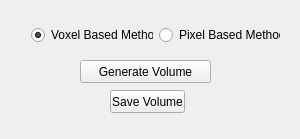
The window that VolumeReconstructionWidget.ui (FubuFabian/Volume-Reconstruction) describes before a commit, drawn with Qt 5.
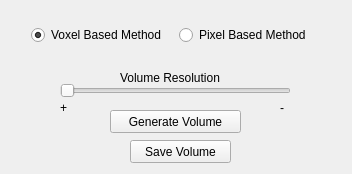
The same window after the commit.

Commit message: Volume Resolution Slider

The edit to the form file:
```diff
--- a/VolumeReconstructionWidget.ui
+++ b/VolumeReconstructionWidget.ui
@@ -6,8 +6,8 @@
    <rect>
     <x>0</x>
     <y>0</y>
-    <width>300</width>
-    <height>139</height>
+    <width>352</width>
+    <height>174</height>
    </rect>
   </property>
   <property name="windowTitle">
@@ -16,8 +16,8 @@
   <widget class="QPushButton" name="generate">
    <property name="geometry">
     <rect>
-     <x>80</x>
-     <y>60</y>
+     <x>110</x>
+     <y>110</y>
      <width>131</width>
      <height>23</height>
     </rect>
@@ -29,9 +29,9 @@
   <widget class="QPushButton" name="save">
    <property name="geometry">
     <rect>
-     <x>110</x>
-     <y>90</y>
-     <width>75</width>
+     <x>130</x>
+     <y>140</y>
+     <width>101</width>
      <height>23</height>
     </rect>
    </property>
@@ -44,7 +44,7 @@
     <rect>
      <x>20</x>
      <y>10</y>
-     <width>271</width>
+     <width>312</width>
      <height>51</height>
     </rect>
    </property>
@@ -68,6 +68,58 @@
     </item>
    </layout>
   </widget>
+  <widget class="QSlider" name="resolution">
+   <property name="geometry">
+    <rect>
+     <x>60</x>
+     <y>80</y>
+     <width>231</width>
+     <height>22</height>
+    </rect>
+   </property>
+   <property name="orientation">
+    <enum>Qt::Horizontal</enum>
+   </property>
+  </widget>
+  <widget class="QLabel" name="label">
+   <property name="geometry">
+    <rect>
+     <x>120</x>
+     <y>70</y>
+     <width>121</width>
+     <height>16</height>
+    </rect>
+   </property>
+   <property name="text">
+    <string>Volume Resolution</string>
+   </property>
+  </widget>
+  <widget class="QLabel" name="label_2">
+   <property name="geometry">
+    <rect>
+     <x>280</x>
+     <y>100</y>
+     <width>16</width>
+     <height>16</height>
+    </rect>
+   </property>
+   <property name="text">
+    <string>-</string>
+   </property>
+  </widget>
+  <widget class="QLabel" name="label_3">
+   <property name="geometry">
+    <rect>
+     <x>60</x>
+     <y>100</y>
+     <width>16</width>
+     <height>16</height>
+    </rect>
+   </property>
+   <property name="text">
+    <string>+</string>
+   </property>
+  </widget>
  </widget>
  <layoutdefault spacing="6" margin="11"/>
  <resources/>
```
Left out of the diff: 19 changed lines with no effect on the pictures. The commit also changes 69 other files.
